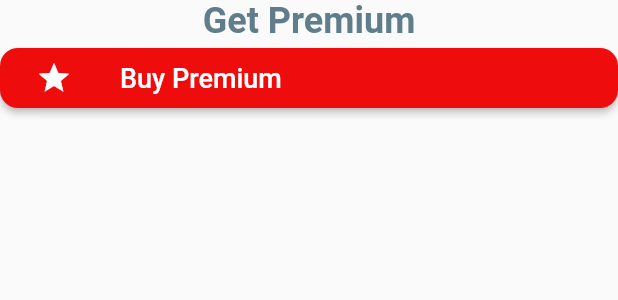
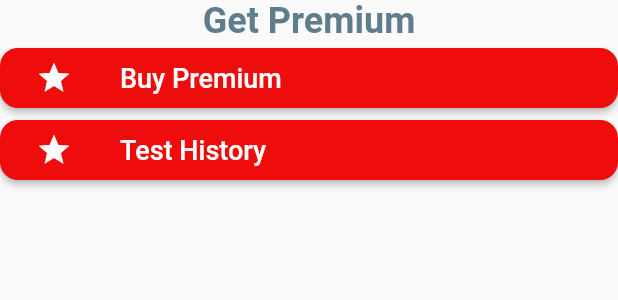
Before and after one commit to Barhuda/mealPlanner, a Flutter app: what getPremium() shows on an empty page, opened directly, on a phone screen of 412 x 824 dp. Shown: the top 300 px of the screen. Run offline on Flutter 3.47's test engine with Material 2 defaults, Android fonts, the phone set to English and light mode, and no system bars; our stand-ins replace auth_buttons, easy_localization, firebase_analytics, firebase_auth, firebase_core, firebase_database and 10 more; missing offline and left inert: category_picker, clipboard, flutter_simple_dependency_injection, in_app_purchase_android, multiselect; accounts and stored records are empty.

Commit message:
get purchase history

```diff
--- a/lib/screens/profile_screen.dart
+++ b/lib/screens/profile_screen.dart
@@ -1,4 +1,5 @@
 import 'package:firebase_database/firebase_database.dart';
+import 'package:flutter/foundation.dart';
 import 'package:flutter/material.dart';
 import 'package:firebase_analytics/firebase_analytics.dart';
 import 'package:firebase_analytics/observer.dart';
@@ -17,6 +18,7 @@ import 'package:mealpy/firebasertdb.dart';
 import 'package:mealpy/buttons/buttonStyles.dart' as MyButton;
 import 'package:firebase_dynamic_links/firebase_dynamic_links.dart';
 import 'package:in_app_purchase/in_app_purchase.dart';
+import 'package:in_app_purchase_android/in_app_purchase_android.dart';
 
 class ProfileScreen extends StatefulWidget {
   ProfileScreen({Key key, this.analytics, this.observer, this.database})
@@ -644,6 +646,20 @@ class _getPremiumState extends State<getPremium> {
     setState(() {});
   }
 
+  _getPastPurchases() async {
+    if (defaultTargetPlatform == TargetPlatform.android) {
+      InAppPurchaseAndroidPlatformAddition androidAddition = InAppPurchase
+          .instance
+          .getPlatformAddition<InAppPurchaseAndroidPlatformAddition>();
+
+      QueryPurchaseDetailsResponse response =
+          await androidAddition.queryPastPurchases();
+      print(response.pastPurchases[0].productID);
+      print("Hat gekauft: " + response.pastPurchases[0].productID);
+
+    }
+  }
+
   @override
   Widget build(BuildContext context) {
     return Column(
@@ -676,6 +692,28 @@ class _getPremiumState extends State<getPremium> {
                   ),
                 ],
               ),
+            )),
+        ElevatedButton(
+            style: MyButton.buyPremiumButton,
+            onPressed: () {
+              print("Premium Handler");
+              _getPastPurchases();
+            },
+            child: Padding(
+              padding: const EdgeInsets.all(8.0),
+              child: Row(
+                mainAxisAlignment: MainAxisAlignment.start,
+                children: [
+                  Icon(Icons.grade),
+                  Padding(
+                    padding: const EdgeInsets.only(left: 32.0),
+                    child: Text(
+                      "Test History",
+                      style: TextStyle(fontSize: 18),
+                    ),
+                  ),
+                ],
+              ),
             ))
       ],
     );
```
Also changed, not shown: lib/main.dart (+13 -2 lines).
